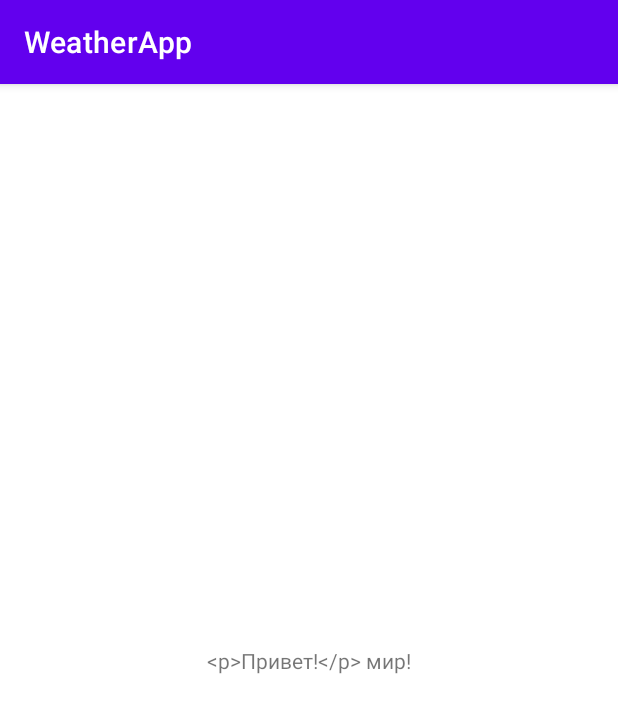
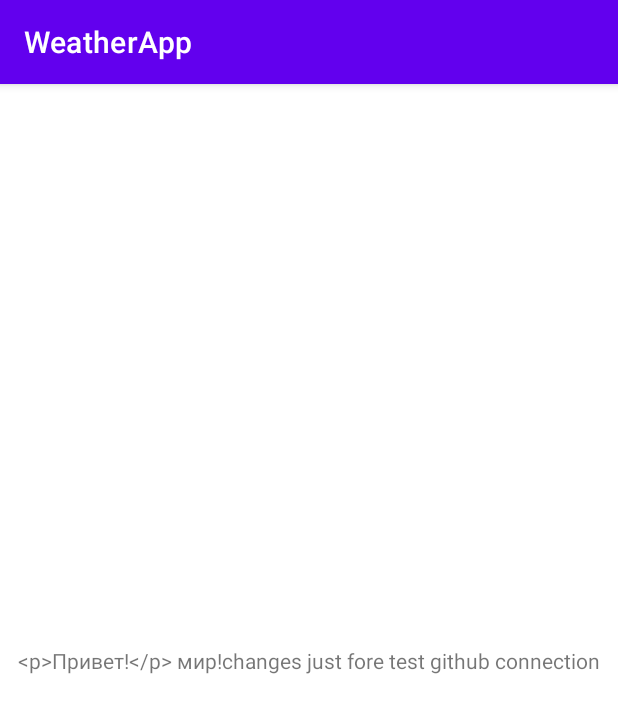
Before and after one commit to ZhdanovO/WeatherApp, an Android app: the screen it shows after launch (MainActivity), on a phone screen of 412 x 824 dp. Shown: the top 713 px of the screen. Run offline under Robolectric (Android 15) with nearby library versions, the phone set to English and light mode, and no system bars.

Commit message:
Just test github connection

```diff
--- a/app/src/main/java/com/example/weatherapp/MainActivity.kt
+++ b/app/src/main/java/com/example/weatherapp/MainActivity.kt
@@ -10,6 +10,7 @@ class MainActivity : AppCompatActivity() {
         setContentView(R.layout.activity_main)
 
         val texViewHello = findViewById<TextView>(R.id.tvHello)
-        texViewHello.text ="<p>Привет!</p> мир!"
+        texViewHello.text ="<p>Привет!</p> мир!" +
+                "changes just fore test github connection"
     }
 }
```
